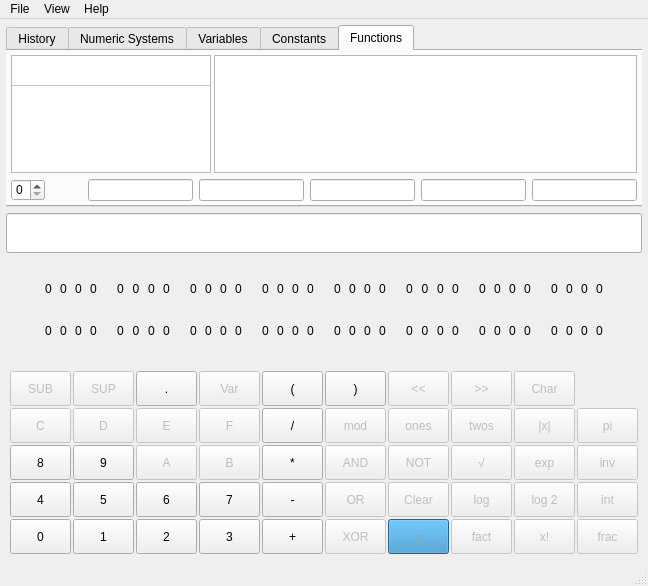
Old version of the form src/forms/mainwindow.ui in the repository vetux/qcalculator.
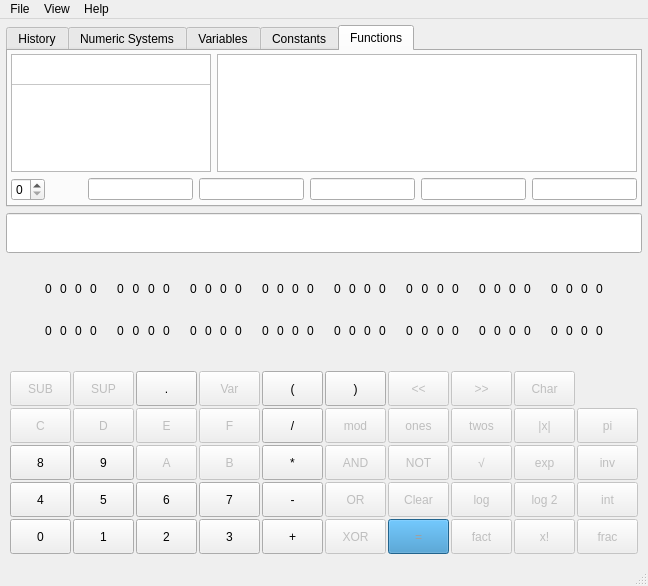
New version of the form. The open tabs and pages were chosen to show the change.

Commit message: Adjust main window form spacings and stylesheets

What changed in the file:
```diff
--- a/src/forms/mainwindow.ui
+++ b/src/forms/mainwindow.ui
@@ -41,7 +41,7 @@
       <item>
        <widget class="QTabWidget" name="tabWidget_main">
         <property name="styleSheet">
-         <string notr="true">QTabWidget::pane { left:-1px;right:-1px;top:-2px;}</string>
+         <string notr="true"/>
         </property>
         <property name="currentIndex">
          <number>0</number>
@@ -540,21 +540,21 @@
            <number>6</number>
           </property>
           <property name="leftMargin">
-           <number>6</number>
+           <number>3</number>
           </property>
           <property name="topMargin">
-           <number>6</number>
+           <number>3</number>
           </property>
           <property name="rightMargin">
-           <number>6</number>
+           <number>3</number>
           </property>
           <property name="bottomMargin">
-           <number>6</number>
+           <number>4</number>
           </property>
           <item>
            <layout class="QHBoxLayout" name="horizontalLayout_12">
             <property name="spacing">
-             <number>3</number>
+             <number>6</number>
             </property>
             <property name="rightMargin">
              <number>0</number>
@@ -656,8 +656,14 @@
           </item>
           <item>
            <layout class="QVBoxLayout" name="verticalLayout_3">
+            <property name="spacing">
+             <number>3</number>
+            </property>
             <item>
              <layout class="QHBoxLayout" name="horizontalLayout_18">
+              <property name="spacing">
+               <number>6</number>
+              </property>
               <property name="leftMargin">
                <number>0</number>
               </property>
```
Left out of the diff: 27 changed lines with no effect on the pictures.
